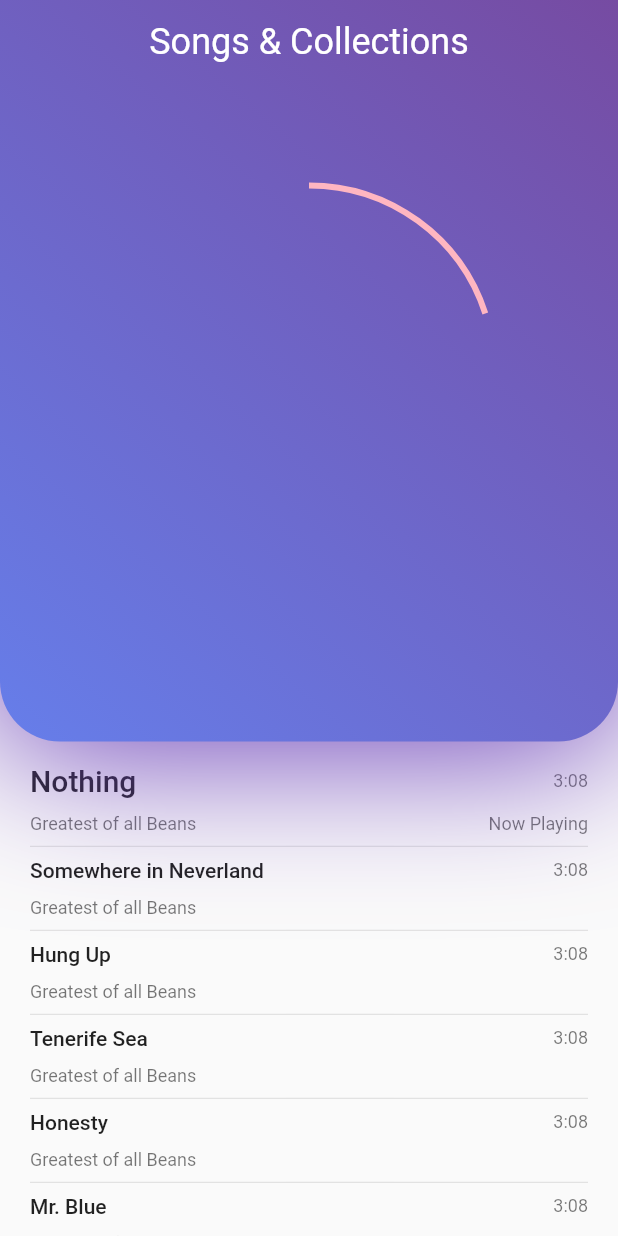
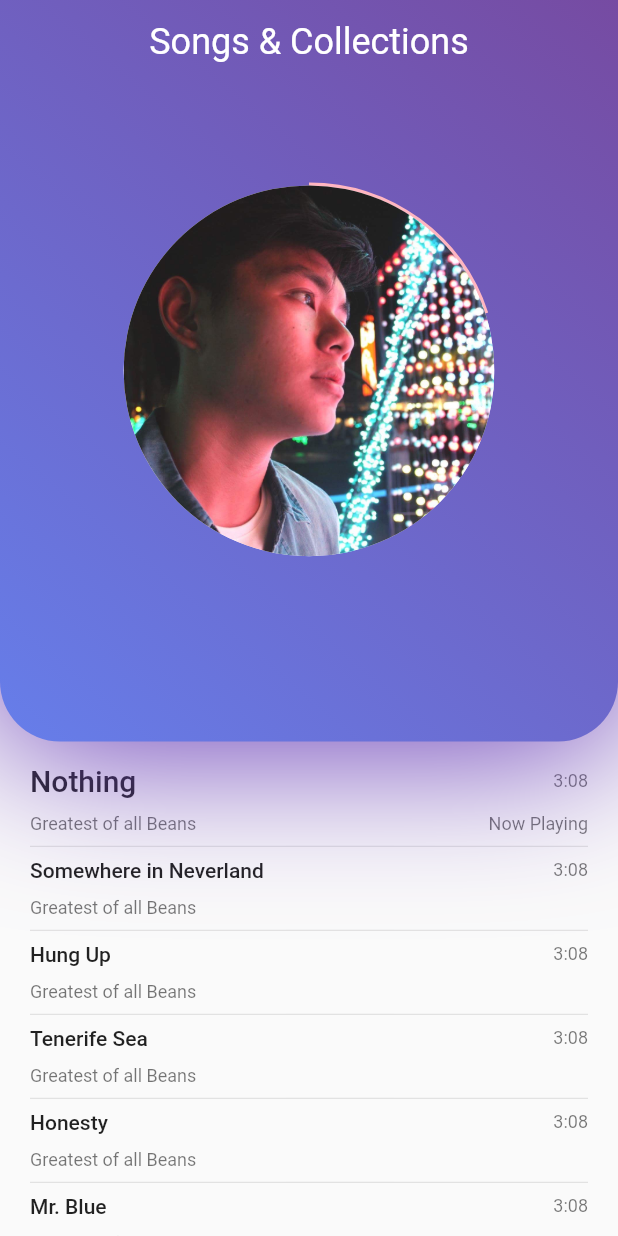
Before and after one commit to JosesGabriel/SongsAndCollections, a Flutter app: the screen it shows after launch, on a phone screen of 412 x 824 dp. Run offline on Flutter 3.47's test engine with Material 2 defaults, Android fonts, the phone set to English and light mode, and no system bars.

```diff
--- a/lib/main.dart
+++ b/lib/main.dart
@@ -71,7 +71,9 @@ class __HomePageStateState extends State<_HomePageState> {
           Positioned(
             top: mediaQuery.size.height * 0.15,
             left: mediaQuery.size.width * 0.20,
-            child: Container(
+            child: Stack(
+              children: [
+                Container(
                   width: mediaQuery.size.width * 0.6,
                   height: mediaQuery.size.width * 0.6,
                   child: CircularProgressIndicator(
@@ -81,6 +83,15 @@ class __HomePageStateState extends State<_HomePageState> {
                     ),
                   ),
                 ),
+                Container(
+                  width: mediaQuery.size.width * 0.6,
+                  height: mediaQuery.size.width * 0.6,
+                  child: CircleAvatar(
+                    backgroundImage: AssetImage('assets/images/ses.jpg'),
+                  ),
+                )
+              ],
+            ),
           ),
         ],
       ),
```
Lines whose indentation alone changed are shown as unchanged.
